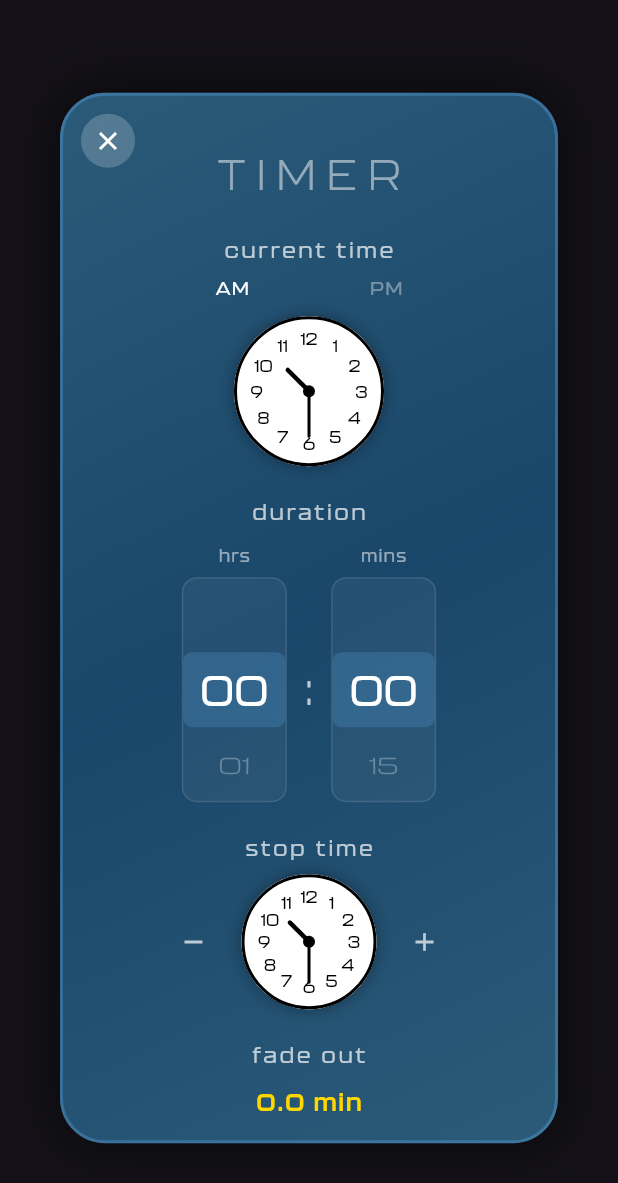
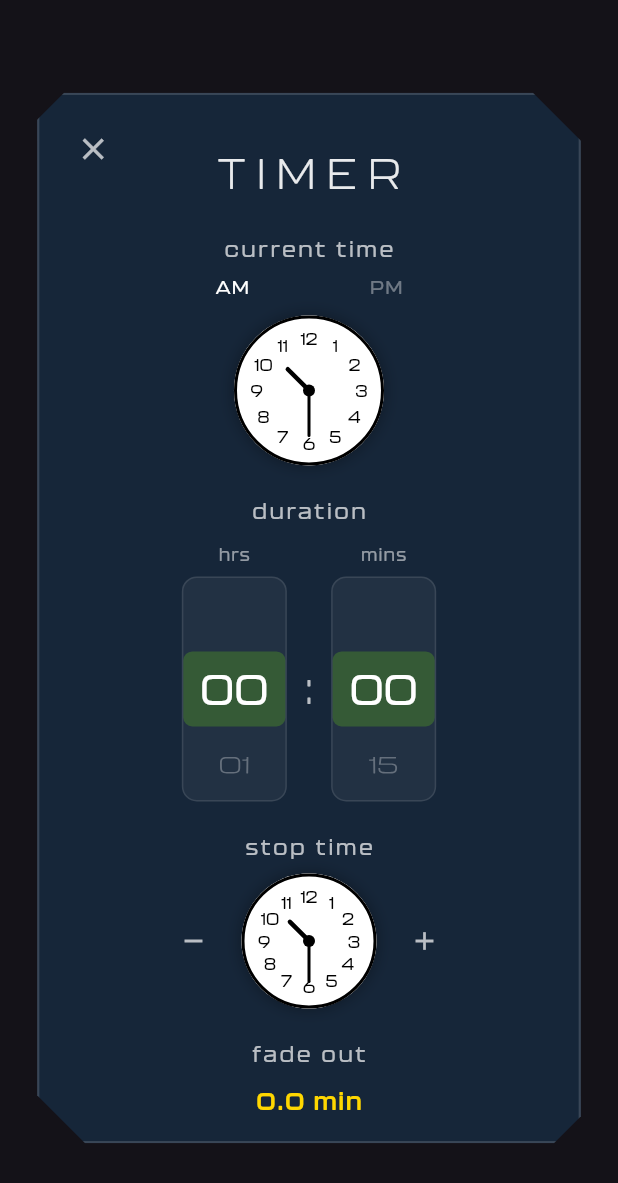
Before and after one commit to xyryc/tinnitus_relief_app, a Flutter app: the TimerModal widget shown alone on an empty page, opened directly with empty values, on a phone screen of 412 x 824 dp. Shown: the top 1183 px of the screen. Run offline on Flutter 3.47's test engine with Material 3 defaults, Android fonts, the phone set to English and light mode, and no system bars; our stand-ins replace audioplayers.

Commit message:
modal designs modified

```diff
--- a/lib/screens/home_screen.dart
+++ b/lib/screens/home_screen.dart
@@ -199,9 +199,15 @@ class _HomeScreenState extends State<HomeScreen> with TickerProviderStateMixin {
 
   // Show timer modal
   void _showTimerModal() {
-    showDialog(
+    showGeneralDialog(
       context: context,
-      builder: (context) => TimerModal(
+      barrierDismissible: true,
+      barrierLabel: "Timer",
+      barrierColor: Colors.black.withOpacity(0.35),
+      pageBuilder: (_, __, ___) {
+        return BackdropFilter(
+          filter: ImageFilter.blur(sigmaX: 10.0, sigmaY: 10.0),
+          child: TimerModal(
             initialDuration: _remainingTime,
             initialFadeOutMinutes: _fadeOutMinutes,
             onSave: (duration, fadeOut) {
@@ -213,11 +219,14 @@ class _HomeScreenState extends State<HomeScreen> with TickerProviderStateMixin {
                   _startTimer();
                 }
               });
+              Navigator.of(context).pop();
             },
             onClose: () {
               Navigator.of(context).pop();
             },
           ),
+        );
+      },
     );
   }
   // Show settings modal
--- a/lib/widgets/settings_modal.dart
+++ b/lib/widgets/settings_modal.dart
@@ -28,7 +28,7 @@ class SettingsModal extends StatelessWidget {
                     width: mathMin(size.width * 0.88, 600),
                     height: mathMin(size.height * 0.72, 720),
                     decoration: BoxDecoration(
-                      color: const Color(0xFF1a1d24).withOpacity(0.70),
+                      color: Colors.blue.withOpacity(0.15),
                       border: Border.all(
                         color: Colors.white.withOpacity(0.18),
                         width: 1,
--- a/lib/widgets/timer_modal.dart
+++ b/lib/widgets/timer_modal.dart
@@ -1,4 +1,5 @@
 import 'package:flutter/material.dart';
+import 'dart:ui';
 import 'dart:async';
 
 class TimerModal extends StatefulWidget {
@@ -105,35 +106,32 @@ class _TimerModalState extends State<TimerModal> {
 
   @override
   Widget build(BuildContext context) {
-    return Dialog(
-      backgroundColor: Colors.transparent,
+    final size = MediaQuery.of(context).size;
+
+    return SafeArea(
+      child: Material(
+        type: MaterialType.transparency,
+        child: Center(
+          child: ClipPath(
+            clipper: _ChamferClipper(
+              topLeft: 18,
+              topRight: 32,
+              bottomLeft: 32,
+              bottomRight: 18,
+            ),
+            child: BackdropFilter(
+              filter: ImageFilter.blur(sigmaX: 12, sigmaY: 12),
               child: Container(
-        width: MediaQuery.of(context).size.width * 0.85,
+                width: mathMin(size.width * 0.88, 600),
                 constraints: BoxConstraints(
-          maxHeight: MediaQuery.of(context).size.height * 0.85,
+                  maxHeight: size.height * 0.85,
                 ),
                 decoration: BoxDecoration(
-          gradient: LinearGradient(
-            begin: Alignment.topLeft,
-            end: Alignment.bottomRight,
-            colors: [
-              const Color(0xFF2d5f7f).withOpacity(0.95),
-              const Color(0xFF1a4a6f).withOpacity(0.95),
-              const Color(0xFF2d5f7f).withOpacity(0.95),
-            ],
+                  color: Colors.blue.withOpacity(0.15),
+                  border: Border.all(
+                    color: Colors.white.withOpacity(0.15),
+                    width: 1.5,
                   ),
-          borderRadius: BorderRadius.circular(30),
-          border: Border.all(
-            color: const Color(0xFF64B5F6).withOpacity(0.3),
-            width: 2,
-          ),
-          boxShadow: [
-            BoxShadow(
-              color: Colors.black.withOpacity(0.5),
-              blurRadius: 30,
-              spreadRadius: 5,
-            ),
-          ],
                 ),
         child: Stack(
           children: [
@@ -151,7 +149,7 @@ class _TimerModalState extends State<TimerModal> {
                         fontFamily: 'Kallisto',
                         fontSize: 28,
                         fontWeight: FontWeight.w300,
-                        color: Colors.white.withOpacity(0.5),
+                        color: Colors.white.withOpacity(0.9),
                         letterSpacing: 8,
                       ),
                     ),
@@ -182,7 +180,7 @@ class _TimerModalState extends State<TimerModal> {
                     ElevatedButton(
                       onPressed: _handleSave,
                       style: ElevatedButton.styleFrom(
-                        backgroundColor: const Color(0xFF64B5F6),
+                        backgroundColor: const Color(0xFF7FFF00),
                         foregroundColor: Colors.white,
                         padding: const EdgeInsets.symmetric(
                           horizontal: 40,
@@ -211,23 +209,18 @@ class _TimerModalState extends State<TimerModal> {
             Positioned(
               top: 12,
               left: 12,
-              child: GestureDetector(
-                onTap: widget.onClose,
-                child: Container(
-                  padding: const EdgeInsets.all(8),
-                  decoration: BoxDecoration(
-                    color: Colors.white.withOpacity(0.2),
-                    shape: BoxShape.circle,
+              child: IconButton(
+                onPressed: widget.onClose,
+                icon: const Icon(Icons.close),
+                color: Colors.white.withOpacity(0.7),
+                iconSize: 24,
               ),
-                  child: const Icon(
-                    Icons.close,
-                    color: Colors.white,
-                    size: 20,
+            ),
+          ],
         ),
       ),
             ),
           ),
-          ],
         ),
       ),
     );
@@ -430,7 +423,7 @@ class _TimerModalState extends State<TimerModal> {
             child: Container(
               height: 50,
               decoration: BoxDecoration(
-                color: const Color(0xFF64B5F6).withOpacity(0.2),
+                color: const Color(0xFF7FFF00).withOpacity(0.2),
                 borderRadius: BorderRadius.circular(6),
               ),
             ),
@@ -707,3 +700,50 @@ class ClockPainter extends CustomPainter {
     return oldDelegate.time != time;
   }
 }
+
+// Chamfer clipper for cut corners (matching settings modal)
+class _ChamferClipper extends CustomClipper<Path> {
+  final double topLeft;
+  final double topRight;
+  final double bottomLeft;
+  final double bottomRight;
+
+  _ChamferClipper({
+    required this.topLeft,
+    required this.topRight,
+    required this.bottomLeft,
+    required this.bottomRight,
+  });
+
+  @override
+  Path getClip(Size s) {
+    final p = Path();
+
+    // Start top-left with chamfer
+    p.moveTo(topLeft, 0);
+    p.lineTo(s.width - topRight, 0);
+    p.lineTo(s.width, topRight);
+
+    p.lineTo(s.width, s.height - bottomRight);
+    p.lineTo(s.width - bottomRight, s.height);
+
+    p.lineTo(bottomLeft, s.height);
+    p.lineTo(0, s.height - bottomLeft);
+
+    p.lineTo(0, topLeft);
+    p.close();
+
+    return p;
+  }
+
+  @override
+  bool shouldReclip(covariant _ChamferClipper oldClipper) {
+    return topLeft != oldClipper.topLeft ||
+        topRight != oldClipper.topRight ||
+        bottomLeft != oldClipper.bottomLeft ||
+        bottomRight != oldClipper.bottomRight;
+  }
+}
+
+// Helper function
+double mathMin(double a, double b) => a < b ? a : b;
```
Lines whose indentation alone changed are shown as unchanged.
